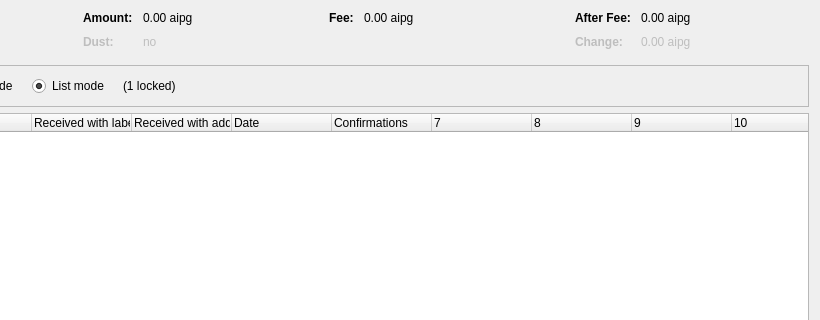
Qt form src/qt/forms/coincontroldialog.ui (AIPowerGrid/AI-Power-Grid-Core) before a commit; both pictures show x 180 to 1000 and y 0 to 320 of the 1000 by 500 pixel window.
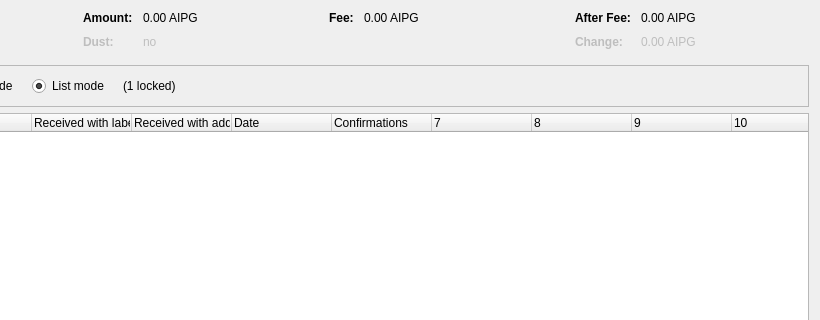
The same form after that commit. Custom widgets are drawn as their Qt base class.

What changed in the file:
```diff
--- a/src/qt/forms/coincontroldialog.ui
+++ b/src/qt/forms/coincontroldialog.ui
@@ -132,7 +132,7 @@
           <enum>Qt::ActionsContextMenu</enum>
          </property>
          <property name="text">
-          <string notr="true">0.00 aipg</string>
+          <string notr="true">0.00 AIPG</string>
          </property>
          <property name="textInteractionFlags">
           <set>Qt::LinksAccessibleByMouse|Qt::TextSelectableByKeyboard|Qt::TextSelectableByMouse</set>
@@ -212,7 +212,7 @@
           <enum>Qt::ActionsContextMenu</enum>
          </property>
          <property name="text">
-          <string notr="true">0.00 aipg</string>
+          <string notr="true">0.00 AIPG</string>
          </property>
          <property name="textInteractionFlags">
           <set>Qt::LinksAccessibleByMouse|Qt::TextSelectableByKeyboard|Qt::TextSelectableByMouse</set>
@@ -257,7 +257,7 @@
           <enum>Qt::ActionsContextMenu</enum>
          </property>
          <property name="text">
-          <string notr="true">0.00 aipg</string>
+          <string notr="true">0.00 AIPG</string>
          </property>
          <property name="textInteractionFlags">
           <set>Qt::LinksAccessibleByMouse|Qt::TextSelectableByKeyboard|Qt::TextSelectableByMouse</set>
@@ -292,7 +292,7 @@
           <enum>Qt::ActionsContextMenu</enum>
          </property>
          <property name="text">
-          <string notr="true">0.00 aipg</string>
+          <string notr="true">0.00 AIPG</string>
          </property>
          <property name="textInteractionFlags">
           <set>Qt::LinksAccessibleByMouse|Qt::TextSelectableByKeyboard|Qt::TextSelectableByMouse</set>
```
